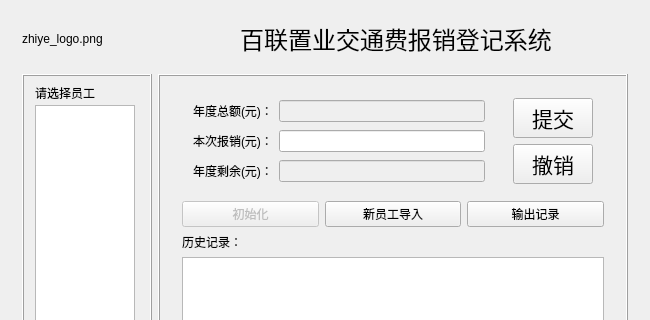
This is Qt projects/Accountbook/mainwindow.ui in chenomg/AccountBook as Qt 5 draws it before an edit; both pictures show x 0 to 650 and y 0 to 320 of the 650 by 480 pixel window. The edited form follows.
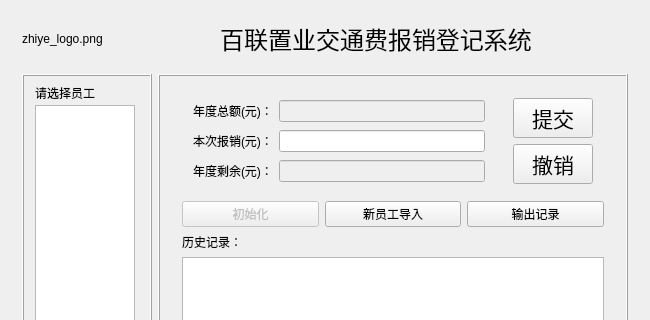
This is the edited form.

```diff
--- a/Qt projects/Accountbook/mainwindow.ui
+++ b/Qt projects/Accountbook/mainwindow.ui
@@ -108,7 +108,7 @@
           <bool>false</bool>
          </property>
          <property name="text">
-          <string>百联置业交通费报销登记系统</string>
+          <string>百联置业交通费报销登记系统      </string>
          </property>
          <property name="scaledContents">
           <bool>false</bool>
```
Left out of the diff: 9 changed lines with no effect on the pictures.
